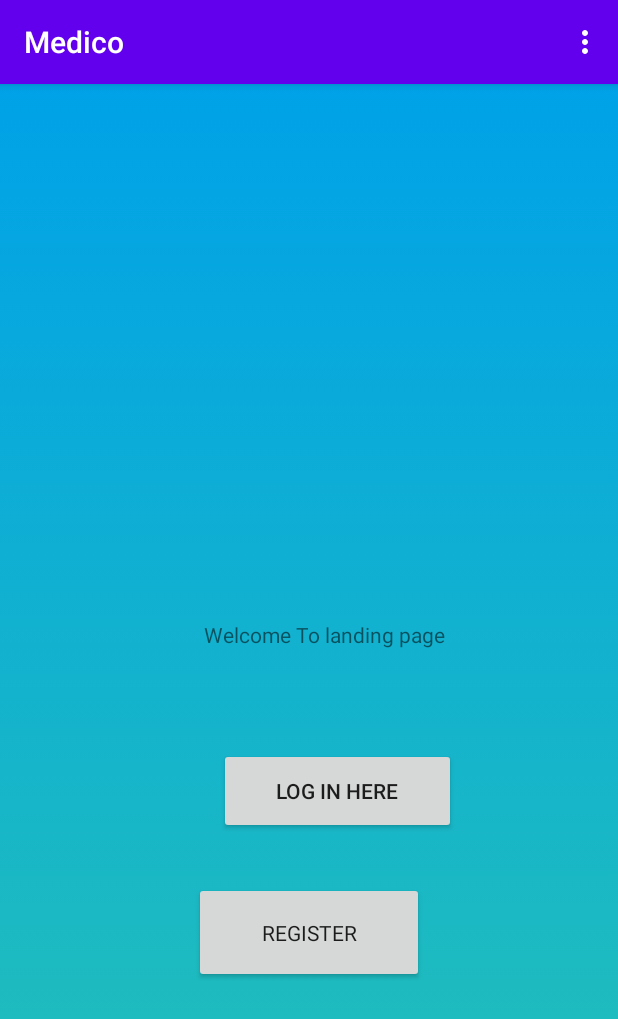
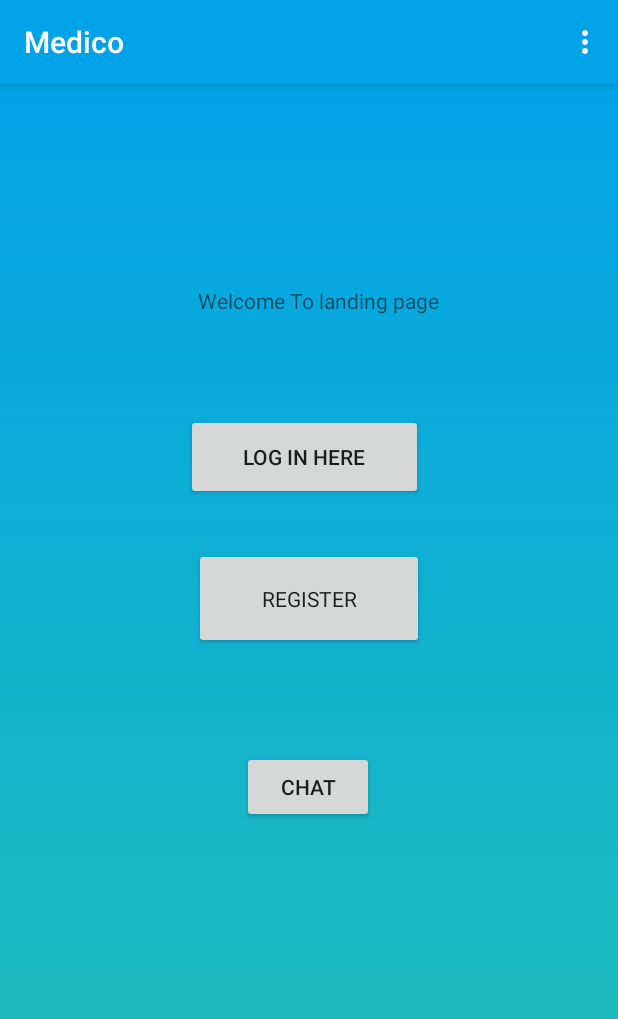
Before and after one commit to nicomate/Medico, an Android app: the screen it shows after launch (LandingPage), on a phone screen of 412 x 824 dp. Shown: the top 1019 px of the screen. Run offline under Robolectric (Android 15) with nearby library versions, the phone set to English and light mode, and no system bars; our stand-ins replace Firebase (no records; nobody signed in at launch, a user with empty details on screens opened directly); Roboto replaces fonts that are not available here.

Commit message:
- added view pager and tab layout for chat & users

```diff
--- a/app/build.gradle
+++ b/app/build.gradle
@@ -34,6 +34,7 @@ dependencies {
 
     implementation 'androidx.appcompat:appcompat:1.1.0'
     implementation 'androidx.constraintlayout:constraintlayout:1.1.3'
+    implementation 'androidx.legacy:legacy-support-v4:1.0.0'
     testImplementation 'junit:junit:4.12'
     androidTestImplementation 'androidx.test.ext:junit:1.1.1'
     androidTestImplementation 'androidx.test.espresso:espresso-core:3.2.0'
@@ -41,4 +42,5 @@ dependencies {
     implementation 'com.google.firebase:firebase-analytics:17.4.3'
     implementation 'com.google.firebase:firebase-auth:19.3.1'
     implementation 'com.google.firebase:firebase-database:19.3.1'
+    implementation 'com.google.android.material:material:1.1.0'
 }
--- a/app/src/main/java/com/example/medico/LandingPage.java
+++ b/app/src/main/java/com/example/medico/LandingPage.java
@@ -26,7 +26,7 @@ public class LandingPage extends AppCompatActivity {
     private static final String TAG = "LandingPage";
 
     // Widgets
-    Button registerBtn, loginButton;
+    Button registerBtn, loginButton, chatButton;
 
     // Firebase
     FirebaseUser firebaseUser;
@@ -57,18 +57,23 @@ public class LandingPage extends AppCompatActivity {
         //Initialising Widgets
         registerBtn = findViewById(R.id.buttonRegister);
         loginButton = findViewById(R.id.loginBtn);
+        chatButton = findViewById(R.id.chatBtn);
 
        registerBtn.setOnClickListener(v -> {
            Intent intent = new Intent(LandingPage.this, RegisterActivity.class);
            startActivity(intent);
        });
 
-
-       //TO DO - make login button invisible if user is logged in
+       //TO DO - make login button invisible/not visible if user is logged in
        loginButton.setOnClickListener(v -> {
            Intent i = new Intent(LandingPage.this, LoginActivity.class);
            startActivity(i);
            Log.d(TAG, "landingPage - login button");
+       });
+
+       chatButton.setOnClickListener(v -> {
+           Intent chat = new Intent(LandingPage.this, ChatActivity.class);
+           startActivity(chat);
        });
 
         Log.d(TAG, "landingPage - work");
@@ -84,16 +89,13 @@ public class LandingPage extends AppCompatActivity {
                 @Override
                 public void onDataChange(@NonNull DataSnapshot dataSnapshot) {
                     Users users = dataSnapshot.getValue(Users.class);
-
                 }
 
                 @Override
                 public void onCancelled(@NonNull DatabaseError error) {
-
                 }
             });
         } catch (Exception e){
-
         }
 
     }
@@ -102,7 +104,6 @@ public class LandingPage extends AppCompatActivity {
     // TO DO switch as a button on the landing page instead of menu
     // only show visible if user is logged in
     //remove menu.xml items
-    // switch style to noaction bar
     @Override
     public boolean onCreateOptionsMenu(Menu menu) {
         getMenuInflater().inflate(R.menu.menu, menu);
--- a/app/src/main/res/layout/activity_landing_page.xml
+++ b/app/src/main/res/layout/activity_landing_page.xml
@@ -11,15 +11,13 @@
         android:id="@+id/textView"
         android:layout_width="wrap_content"
         android:layout_height="wrap_content"
-        android:layout_marginStart="187dp"
-        android:layout_marginTop="339dp"
-        android:layout_marginEnd="167dp"
-        android:layout_marginBottom="374dp"
         android:text="Welcome To landing page"
         app:layout_constraintBottom_toBottomOf="parent"
         app:layout_constraintEnd_toEndOf="parent"
+        app:layout_constraintHorizontal_bias="0.524"
         app:layout_constraintStart_toStartOf="parent"
-        app:layout_constraintTop_toTopOf="parent" />
+        app:layout_constraintTop_toTopOf="parent"
+        app:layout_constraintVertical_bias="0.18" />
 
     <Button
         android:id="@+id/buttonRegister"
@@ -40,8 +38,19 @@
         android:text="Log In here"
         app:layout_constraintBottom_toTopOf="@+id/buttonRegister"
         app:layout_constraintEnd_toEndOf="parent"
-        app:layout_constraintHorizontal_bias="0.576"
+        app:layout_constraintHorizontal_bias="0.489"
         app:layout_constraintStart_toStartOf="parent"
         app:layout_constraintTop_toBottomOf="@+id/textView"
         app:layout_constraintVertical_bias="0.0" />
+
+    <Button
+        android:id="@+id/chatBtn"
+        android:layout_width="wrap_content"
+        android:layout_height="wrap_content"
+        android:layout_marginTop="68dp"
+        android:text="Chat"
+        app:layout_constraintEnd_toEndOf="parent"
+        app:layout_constraintHorizontal_bias="0.498"
+        app:layout_constraintStart_toStartOf="parent"
+        app:layout_constraintTop_toBottomOf="@+id/buttonRegister" />
 </androidx.constraintlayout.widget.ConstraintLayout>
--- a/app/src/main/res/values/strings.xml
+++ b/app/src/main/res/values/strings.xml
@@ -1,4 +1,7 @@
 <resources>
     <string name="app_name">Medico</string>
     <string name="support">Supporting Mental Health</string>
+
+    <!-- TODO: Remove or change this placeholder text -->
+    <string name="hello_blank_fragment">Hello blank fragment</string>
 </resources>
--- a/app/src/main/res/values/styles.xml
+++ b/app/src/main/res/values/styles.xml
@@ -3,7 +3,14 @@
     <!-- Base application theme. -->
     <style name="AppTheme" parent="Theme.AppCompat.Light.DarkActionBar">
         <!-- Customize your theme here. -->
-        <item name="colorPrimary">@color/colorPrimary</item>
+        <item name="colorPrimary">#00a2e8</item>
+        <item name="colorPrimaryDark">#00a2e8</item>
+        <item name="colorAccent">@color/colorAccent</item>
+    </style>
+
+    <style name="AppTheme1" parent="Theme.AppCompat.Light.NoActionBar">
+        <!-- Customize your theme here. -->
+        <item name="colorPrimary">#00a2e8</item>
         <item name="colorPrimaryDark">#00a2e8</item>
         <item name="colorAccent">@color/colorAccent</item>
     </style>
```
Also changed, not shown: app/src/main/AndroidManifest.xml (+6 -3 lines), app/src/main/java/com/example/medico/ChatActivity.java (added, +107 -0 lines), app/src/main/java/com/example/medico/Fragments/ChatsFragment.java (added, +29 -0 lines), app/src/main/java/com/example/medico/Fragments/UsersFragment.java (added, +29 -0 lines), app/src/main/res/layout/activity_chat.xml (added, +25 -0 lines), app/src/main/res/layout/fragment_chats.xml (added, +16 -0 lines), app/src/main/res/layout/fragment_users.xml (added, +16 -0 lines).
